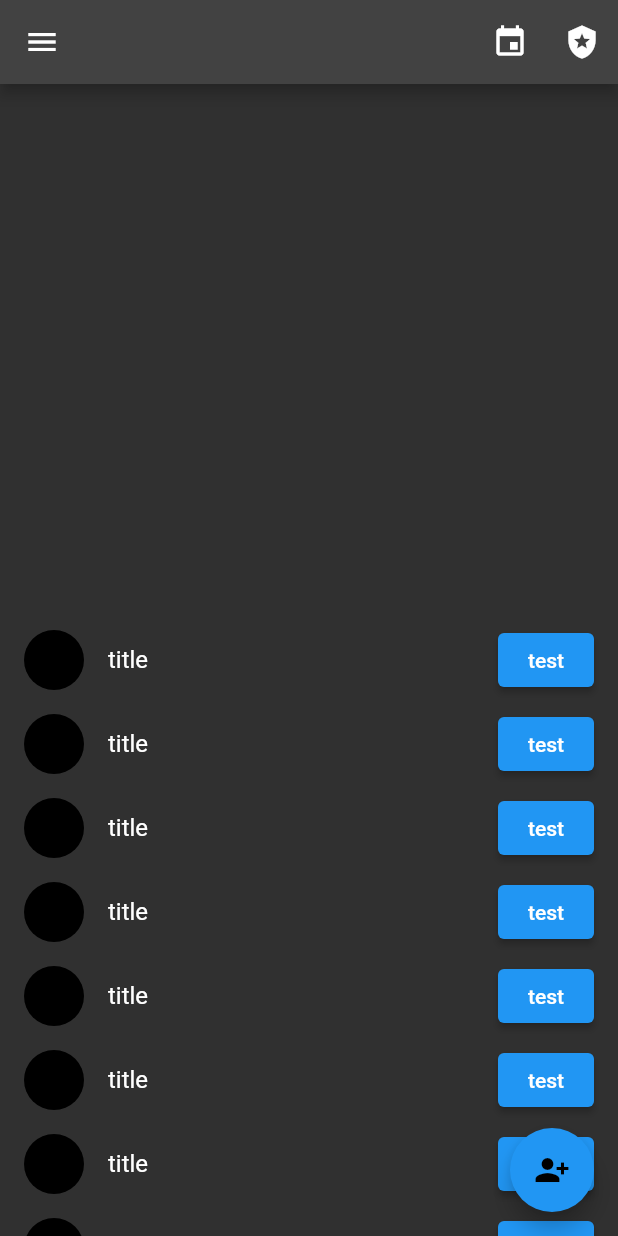
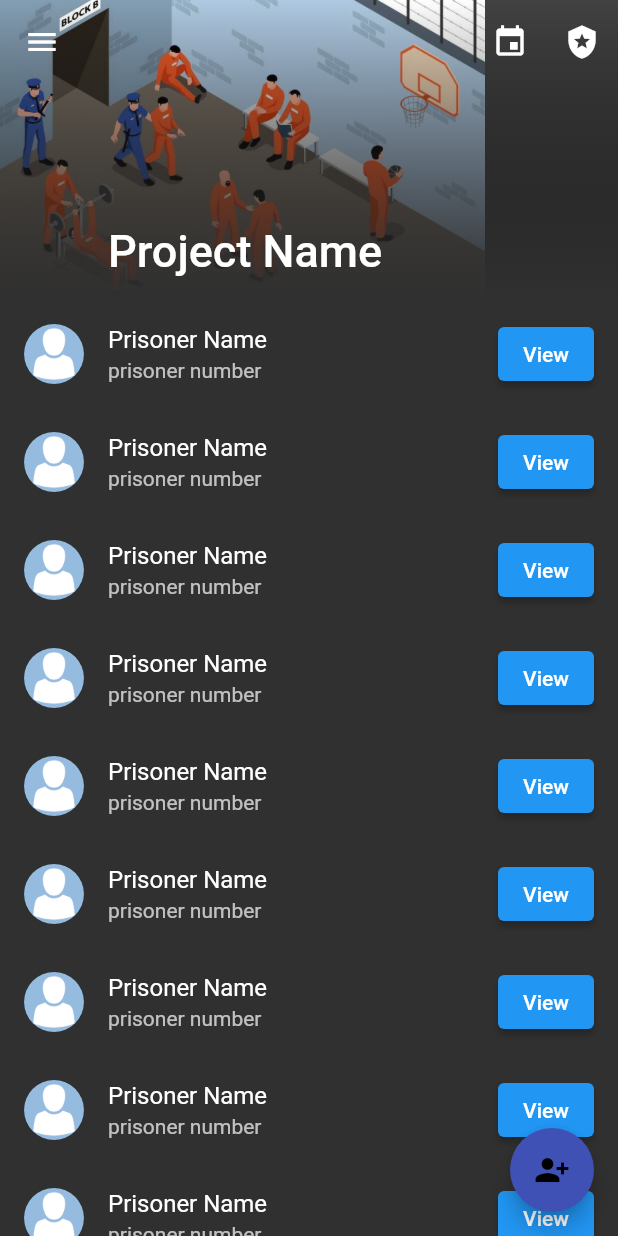
Before and after one commit to ShanuFutura/prison_book, a Flutter app: the screen it shows after launch, on a phone screen of 412 x 824 dp. Run offline on Flutter 3.47's test engine with Material 2 defaults, Android fonts, the light colour scheme and no system bars; our stand-ins replace table_calendar.

Commit message:
structured main page with sliver appbar, and listtiles

```diff
--- a/lib/screens/home_page.dart
+++ b/lib/screens/home_page.dart
@@ -16,47 +16,72 @@ class HomePage extends StatelessWidget {
   Widget build(BuildContext context) {
     final fullHeight = MediaQuery.of(context).size.height;
     return Scaffold(
-      appBar: AppBar(
+      body: CustomScrollView(
+        slivers: [
+          SliverAppBar(
+            flexibleSpace: FlexibleSpaceBar(
+              title: Text('Project Name'),
+              background: Stack(
+                children: [
+                  Container(
+                    height: 500,
+                    child: Image.asset(
+                      'assets/prison_vector.jpg',
+                      fit: BoxFit.cover,
+                    ),
+                  ),
+                  Container(
+                    decoration: BoxDecoration(
+                        gradient: LinearGradient(
+                            begin: Alignment.topCenter,
+                            end: Alignment.bottomCenter,
+                            colors: [
+                          Color.fromRGBO(0, 0, 0, 0),
+                          Color.fromRGBO(48, 48, 48, 1)
+                        ])),
+                  )
+                ],
+              ),
+            ),
+            pinned: true,
+            expandedHeight: 200,
             actions: [
               IconButton(
-              onPressed: () =>
-                  Navigator.of(context).pushNamed(AttendaceScreen.routeName),
+                  onPressed: () => Navigator.of(context)
+                      .pushNamed(AttendaceScreen.routeName),
                   icon: Icon(Icons.event)),
               IconButton(
-              onPressed: () =>
-                  Navigator.of(context).pushNamed(OfficersListScreen.routeName),
+                  onPressed: () => Navigator.of(context)
+                      .pushNamed(OfficersListScreen.routeName),
                   icon: Icon(Icons.local_police)),
             ],
           ),
-      body: Column(
-        mainAxisAlignment: MainAxisAlignment.end,
-        children: [
-          const SizedBox(height: 200),
-          Container(
-            alignment: Alignment.bottomCenter,
-            height: fullHeight / 2,
+          SliverFillRemaining(
             child: ListView.builder(
                 shrinkWrap: true,
-                physics: ClampingScrollPhysics(),
+                physics: NeverScrollableScrollPhysics(),
                 itemCount: 12,
                 itemBuilder: (context, index) {
                   return ListTile(
-                    leading: CircleAvatar(),
-                    title: Text('title'),
+                    leading: CircleAvatar(
+                      backgroundImage: AssetImage('assets/avatar.png'),
+                    ),
+                    title: Text('Prisoner Name'),
+                    subtitle: Text('prisoner number'),
                     trailing: ElevatedButton(
                         onPressed: () {
                           Navigator.of(context)
                               .pushNamed(MainPrisonerView.routeName);
                         },
-                        child: Text('test')),
+                        child: Text('View')),
                   );
                 }),
-          ),
+          )
         ],
       ),
       drawer: EmployeeDrawer(),
       floatingActionButton: FloatingActionButton(
-        backgroundColor: Colors.blue,
+        backgroundColor: Colors.indigo,
         onPressed: () =>
             Navigator.of(context).pushNamed(AddPrisonerScreen.routeName),
         child: Icon(Icons.person_add_alt_1),
--- a/pubspec.yaml
+++ b/pubspec.yaml
@@ -62,6 +62,7 @@ flutter:
   assets:
     - assets/avatar.png
     - assets/cop_badge.webp
+    - assets/prison_vector.jpg
 
 
   # An image asset can refer to one or more resolution-specific "variants", see
```
Also changed, not shown: lib/screens/main_prisoner_view.dart (+23 -12 lines), lib/widgets/prisoner_view_drawer.dart (+15 -1 lines), assets/prison_vector.jpg (added). Lines whose indentation alone changed are shown as unchanged.
